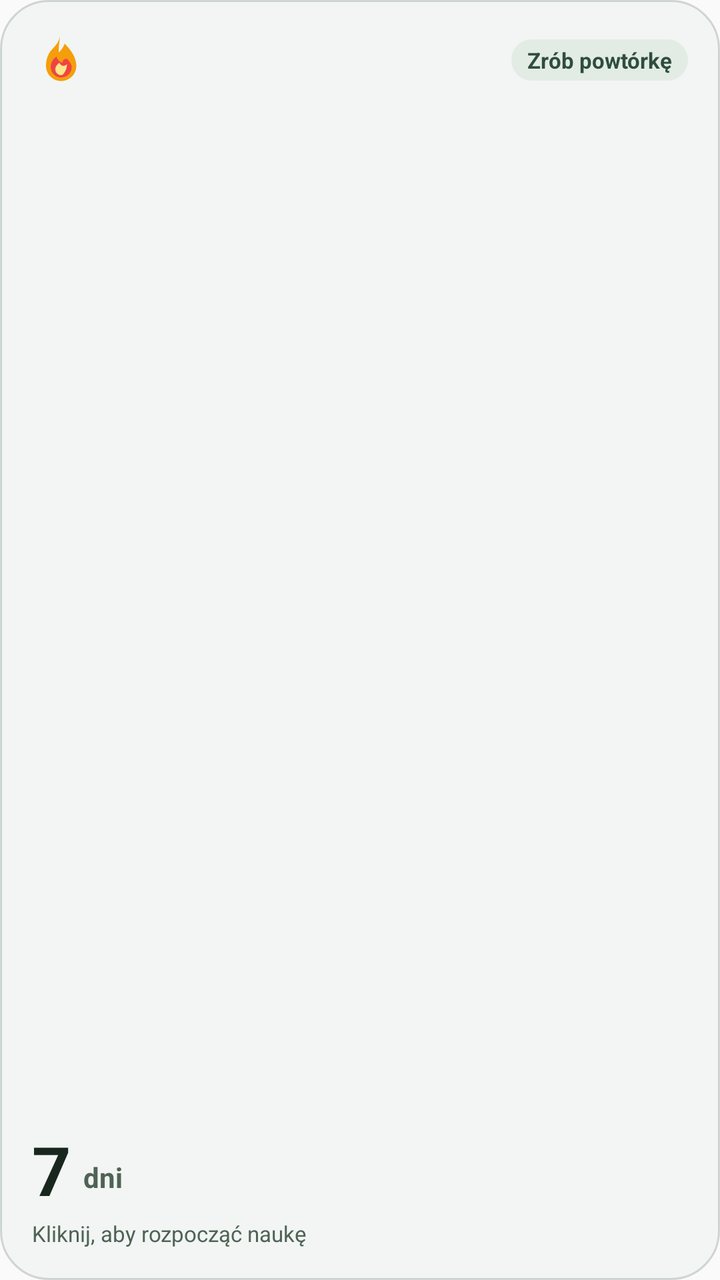
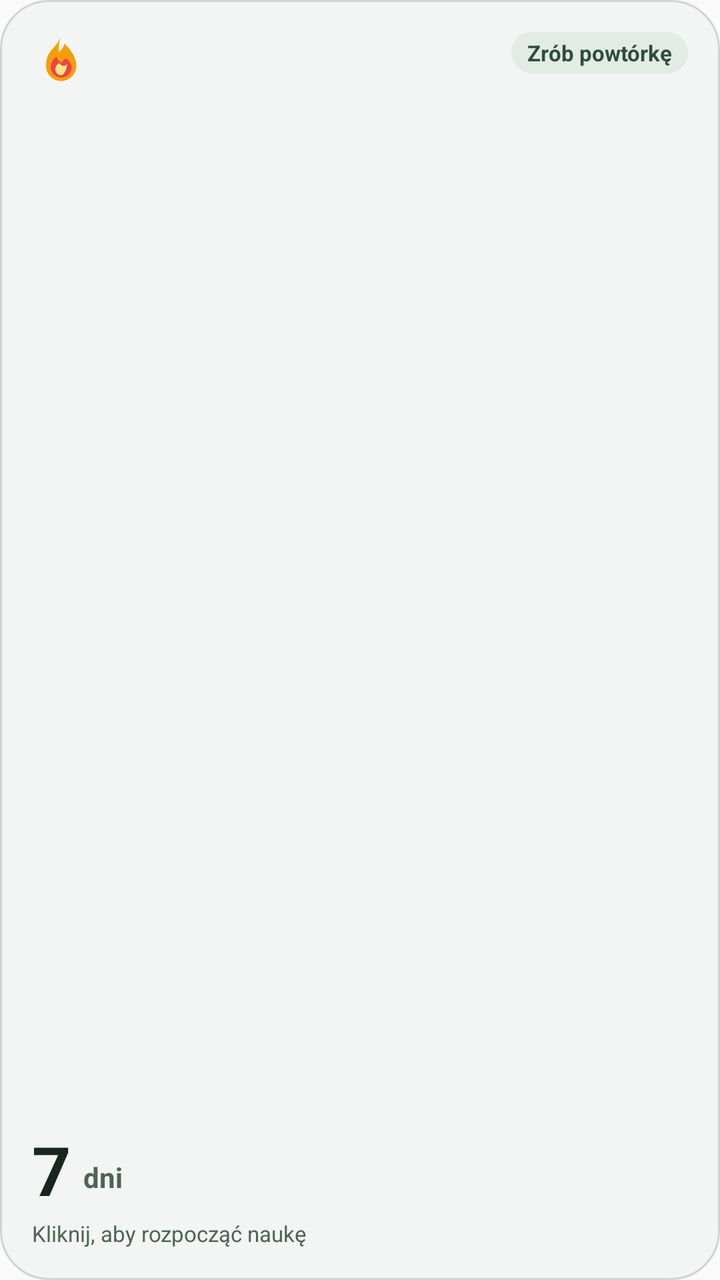

Two renders of the same Android screen: before a commit and after it. Below are the layout's source before the change and the commit's diff.
<!-- AndroidManifest.xml: application theme Theme.SlownikJezykaTrudnego -->
<!-- res/layout/streak_widget_preview.xml -->
<?xml version="1.0" encoding="utf-8"?>
<LinearLayout xmlns:android="http://schemas.android.com/apk/res/android"
    android:layout_width="match_parent"
    android:layout_height="match_parent"
    android:background="@drawable/bg_widget_card"
    android:orientation="vertical"
    android:padding="16dp">

    
    <LinearLayout
        android:layout_width="match_parent"
        android:layout_height="wrap_content"
        android:gravity="center_vertical"
        android:orientation="horizontal">

        <ImageView
            android:layout_width="28dp"
            android:layout_height="28dp"
            android:contentDescription="@string/widget_streak_name"
            android:src="@drawable/ic_widget_flame" />

        <View
            android:layout_width="0dp"
            android:layout_height="1dp"
            android:layout_weight="1" />

        <TextView
            android:layout_width="wrap_content"
            android:layout_height="wrap_content"
            android:background="@drawable/bg_widget_badge_preview"
            android:paddingStart="8dp"
            android:paddingTop="3dp"
            android:paddingEnd="8dp"
            android:paddingBottom="3dp"
            android:text="@string/widget_streak_todo"
            android:textColor="@color/widget_badge_text_pending"
            android:textSize="11sp"
            android:textStyle="bold" />
    </LinearLayout>

    <View
        android:layout_width="1dp"
        android:layout_height="0dp"
        android:layout_weight="1" />

    
    <LinearLayout
        android:layout_width="match_parent"
        android:layout_height="wrap_content"
        android:gravity="bottom"
        android:orientation="horizontal">

        <TextView
            android:layout_width="wrap_content"
            android:layout_height="wrap_content"
            android:text="7"
            android:textColor="@color/widget_text_primary"
            android:textSize="34sp"
            android:textStyle="bold" />

        <TextView
            android:layout_width="wrap_content"
            android:layout_height="wrap_content"
            android:layout_marginStart="6dp"
            android:layout_marginBottom="4dp"
            android:text="dni"
            android:textColor="@color/widget_text_secondary"
            android:textSize="14sp"
            android:textStyle="bold" />
    </LinearLayout>

    
    <TextView
        android:layout_width="match_parent"
        android:layout_height="wrap_content"
        android:layout_marginTop="2dp"
        android:ellipsize="end"
        android:maxLines="1"
        android:text="Kliknij, aby rozpocząć naukę"
        android:textColor="@color/widget_text_secondary"
        android:textSize="11sp" />
</LinearLayout>
<!-- resources referenced by this layout -->
<resources>
  <color name="widget_badge_text_pending">#2E4D3E</color>
  <color name="widget_text_primary">#18261E</color>
  <color name="widget_text_secondary">#4E6355</color>
  <!-- drawable bg_widget_badge_preview (drawable) -->
  <?xml version="1.0" encoding="utf-8"?>
  <shape xmlns:android="http://schemas.android.com/apk/res/android"
      android:shape="rectangle">
      <corners android:radius="12dp" />
      <solid android:color="@color/widget_badge_bg_pending" />
  </shape>
  <!-- drawable bg_widget_card (drawable) -->
  <?xml version="1.0" encoding="utf-8"?>
  <shape xmlns:android="http://schemas.android.com/apk/res/android"
      android:shape="rectangle">
      <corners android:radius="24dp" />
      <solid android:color="@color/widget_bg_pending" />
      <stroke
          android:width="1dp"
          android:color="#332E4D3E" />
  </shape>
  <!-- drawable ic_widget_flame (drawable) -->
  <vector xmlns:android="http://schemas.android.com/apk/res/android"
      android:width="24dp"
      android:height="24dp"
      android:viewportWidth="24"
      android:viewportHeight="24">
      
      <path
          android:fillColor="#F59E0B"
          android:pathData="M12,2C11.5,4 10.5,5.5 9,7C7,9 6,11.5 6,14.5C6,18.09 8.91,21 12.5,21C16.09,21 19,18.09 19,14.5C19,10.8 16.5,7.5 14,5C13.5,6.5 12.5,7.8 11.5,8.8C11.3,7 11.7,4.5 12,2Z" />
      
      <path
          android:fillColor="#EF4444"
          android:pathData="M12.5,19.5C10.01,19.5 8,17.49 8,15C8,13.2 9,11.5 10.5,10.5C10.8,11.8 11.8,12.8 13,13.2C13.2,11.8 14.5,10.8 15.5,12C16.5,13.2 17,14.2 17,15C17,17.49 14.99,19.5 12.5,19.5Z" />
      
      <path
          android:fillColor="#FDE68A"
          android:pathData="M12.5,18.5C11.12,18.5 10,17.38 10,16C10,14.8 10.8,13.8 11.8,13.2C12,14 12.8,14.5 13.5,14.5C14,14.5 14.5,14.2 15,13.8C15,15 14.5,16.5 14,17.2C13.6,18 13.1,18.5 12.5,18.5Z" />
  </vector>
  <string name="widget_streak_name">Seria nauki</string>
  <string name="widget_streak_todo">Zrób powtórkę</string>
  <style name="Theme.SlownikJezykaTrudnego" parent="Theme.AppCompat.DayNight.NoActionBar">
          <item name="android:statusBarColor">@color/sjt_light_bg_app</item>
          <item name="android:navigationBarColor">@color/sjt_light_bg_surface</item>
          <item name="android:windowLightStatusBar">true</item>
          <item name="android:windowLightNavigationBar">true</item>
          <item name="android:forceDarkAllowed">false</item>
      </style>
  <color name="widget_badge_bg_pending">#E2ECE5</color>
  <color name="widget_bg_pending">#F2F5F3</color>
  <color name="sjt_light_bg_app">#F2F5F3</color>
  <color name="sjt_light_bg_surface">#FFFFFF</color>
</resources>

<!-- the commit's change to res/layout/streak_widget_preview.xml (unified diff, before → after) -->
@@ -1,82 +1,81 @@
 <?xml version="1.0" encoding="utf-8"?>
-<LinearLayout xmlns:android="http://schemas.android.com/apk/res/android"
+<RelativeLayout xmlns:android="http://schemas.android.com/apk/res/android"
     android:layout_width="match_parent"
     android:layout_height="match_parent"
     android:background="@drawable/bg_widget_card"
-    android:orientation="vertical"
     android:padding="16dp">
+
+    
+    <ImageView
+        android:id="@+id/preview_flame"
+        android:layout_width="28dp"
+        android:layout_height="28dp"
+        android:layout_alignParentStart="true"
+        android:layout_alignParentTop="true"
+        android:contentDescription="@string/widget_streak_name"
+        android:src="@drawable/ic_widget_flame" />
+
+    
+    <TextView
+        android:id="@+id/preview_badge"
+        android:layout_width="wrap_content"
+        android:layout_height="wrap_content"
+        android:layout_alignParentEnd="true"
+        android:layout_alignParentTop="true"
+        android:background="@drawable/bg_widget_badge_preview"
+        android:paddingLeft="8dp"
+        android:paddingTop="3dp"
+        android:paddingRight="8dp"
+        android:paddingBottom="3dp"
+        android:paddingStart="8dp"
+        android:paddingEnd="8dp"
+        android:text="@string/widget_streak_todo"
+        android:textColor="@color/widget_badge_text_pending"
+        android:textSize="11sp"
+        android:textStyle="bold" />
 
     
     <LinearLayout
         android:layout_width="match_parent"
         android:layout_height="wrap_content"
-        android:gravity="center_vertical"
-        android:orientation="horizontal">
+        android:layout_alignParentBottom="true"
+        android:orientation="vertical">
 
-        <ImageView
-            android:layout_width="28dp"
-            android:layout_height="28dp"
-            android:contentDescription="@string/widget_streak_name"
-            android:src="@drawable/ic_widget_flame" />
+        <LinearLayout
+            android:layout_width="match_parent"
+            android:layout_height="wrap_content"
+            android:gravity="bottom"
+            android:orientation="horizontal">
 
-        <View
-            android:layout_width="0dp"
-            android:layout_height="1dp"
-            android:layout_weight="1" />
+            <TextView
+                android:layout_width="wrap_content"
+                android:layout_height="wrap_content"
+                android:text="7"
+                android:textColor="@color/widget_text_primary"
+                android:textSize="34sp"
+                android:textStyle="bold" />
+
+            <TextView
+                android:layout_width="wrap_content"
+                android:layout_height="wrap_content"
+                android:layout_marginLeft="6dp"
+                android:layout_marginStart="6dp"
+                android:layout_marginBottom="4dp"
+                android:text="dni"
+                android:textColor="@color/widget_text_secondary"
+                android:textSize="14sp"
+                android:textStyle="bold" />
+        </LinearLayout>
 
         <TextView
-            android:layout_width="wrap_content"
+            android:layout_width="match_parent"
             android:layout_height="wrap_content"
-            android:background="@drawable/bg_widget_badge_preview"
-            android:paddingStart="8dp"
-            android:paddingTop="3dp"
-            android:paddingEnd="8dp"
-            android:paddingBottom="3dp"
-            android:text="@string/widget_streak_todo"
-            android:textColor="@color/widget_badge_text_pending"
-            android:textSize="11sp"
-            android:textStyle="bold" />
+            android:layout_marginTop="2dp"
+            android:ellipsize="end"
+            android:maxLines="1"
+            android:text="Kliknij, aby rozpocząć naukę"
+            android:textColor="@color/widget_text_secondary"
+            android:textSize="11sp" />
     </LinearLayout>
 
-    <View
-        android:layout_width="1dp"
-        android:layout_height="0dp"
-        android:layout_weight="1" />
-
-    
-    <LinearLayout
-        android:layout_width="match_parent"
-        android:layout_height="wrap_content"
-        android:gravity="bottom"
-        android:orientation="horizontal">
-
-        <TextView
-            android:layout_width="wrap_content"
-            android:layout_height="wrap_content"
-            android:text="7"
-            android:textColor="@color/widget_text_primary"
-            android:textSize="34sp"
-            android:textStyle="bold" />
-
-        <TextView
-            android:layout_width="wrap_content"
-            android:layout_height="wrap_content"
-            android:layout_marginStart="6dp"
-            android:layout_marginBottom="4dp"
-            android:text="dni"
-            android:textColor="@color/widget_text_secondary"
-            android:textSize="14sp"
-            android:textStyle="bold" />
-    </LinearLayout>
-
-    
-    <TextView
-        android:layout_width="match_parent"
-        android:layout_height="wrap_content"
-        android:layout_marginTop="2dp"
-        android:ellipsize="end"
-        android:maxLines="1"
-        android:text="Kliknij, aby rozpocząć naukę"
-        android:textColor="@color/widget_text_secondary"
-        android:textSize="11sp" />
-</LinearLayout>
+</RelativeLayout>
